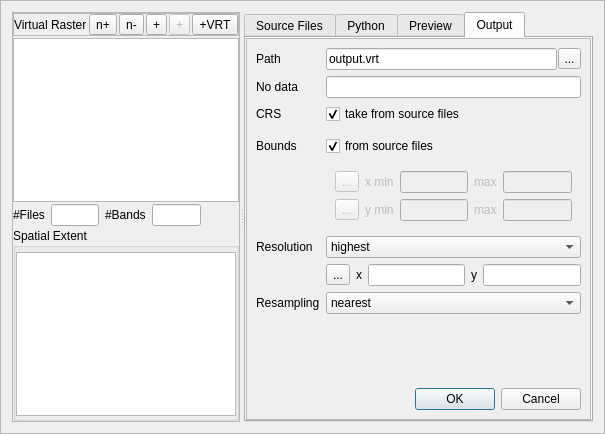
Before: the Qt Designer form timeseriesviewer/ui/vrtbuilder.ui in jakimowb/eo-time-series-viewer, drawn with Qt 5.
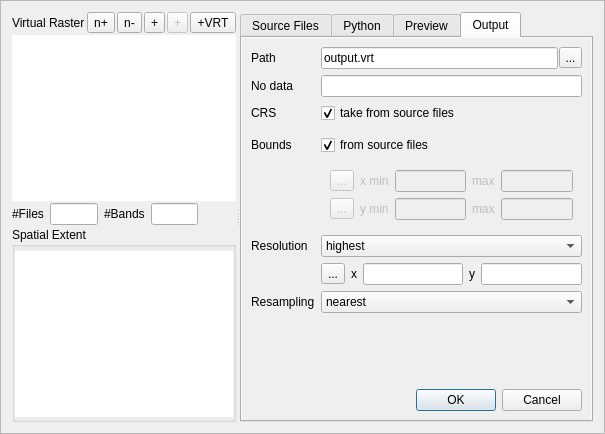
After: the same form once the commit is applied. The open tabs and pages were chosen to show the change. Icons and pictures are not drawn. Custom widgets are drawn as their Qt base class.

Commit message: fixed node selection error removed frame lines from GUI

The edit to the form file:
```diff
--- a/timeseriesviewer/ui/vrtbuilder.ui
+++ b/timeseriesviewer/ui/vrtbuilder.ui
@@ -27,7 +27,7 @@
      </property>
      <widget class="QFrame" name="frame">
       <property name="frameShape">
-       <enum>QFrame::StyledPanel</enum>
+       <enum>QFrame::NoFrame</enum>
       </property>
       <property name="frameShadow">
        <enum>QFrame::Raised</enum>
@@ -42,7 +42,7 @@
        <item>
         <widget class="QFrame" name="btnBarVRT">
          <property name="frameShape">
-          <enum>QFrame::StyledPanel</enum>
+          <enum>QFrame::NoFrame</enum>
          </property>
          <property name="frameShadow">
           <enum>QFrame::Raised</enum>
@@ -148,6 +148,9 @@
        </item>
        <item>
         <widget class="QTreeView" name="treeViewVRT">
+         <property name="frameShape">
+          <enum>QFrame::NoFrame</enum>
+         </property>
          <property name="dragEnabled">
           <bool>true</bool>
          </property>
@@ -284,6 +287,9 @@
           </property>
           <item>
            <widget class="VRTRasterPreviewMapCanvas" name="previewMap">
+            <property name="frameShape">
+             <enum>QFrame::NoFrame</enum>
+            </property>
             <property name="interactive">
              <bool>false</bool>
             </property>
@@ -471,6 +477,9 @@
            </property>
            <item>
             <widget class="QScrollArea" name="scrollArea">
+             <property name="frameShape">
+              <enum>QFrame::NoFrame</enum>
+             </property>
              <property name="horizontalScrollBarPolicy">
               <enum>Qt::ScrollBarAlwaysOff</enum>
              </property>
@@ -482,8 +491,8 @@
                <rect>
                 <x>0</x>
                 <y>0</y>
-                <width>357</width>
-                <height>384</height>
+                <width>323</width>
+                <height>405</height>
                </rect>
               </property>
               <layout class="QGridLayout" name="gridLayout_2">
```
Left out of the diff: 85 changed lines with no effect on the pictures. The commit also changes 1 other file.
